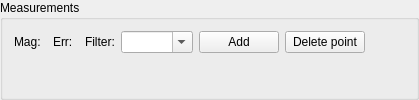
Above: nightscribe/gui/ui/visit_measurements.ui from irydeo/nightscribe before the change. Below: the same form after it.
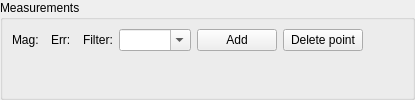
That is the form after the change.

```diff
--- a/nightscribe/gui/ui/visit_measurements.ui
+++ b/nightscribe/gui/ui/visit_measurements.ui
@@ -9,7 +9,7 @@
  <class>VisitWindow</class>
  <widget class="QGroupBox" name="grp_meas">
   <property name="title"><string>Measurements</string></property>
-  <layout class="QVBoxLayout" name="vbox_meas">
+  <layout class="QVBoxLayout" name="vbox_meas"><property name="leftMargin"><number>9</number></property><property name="topMargin"><number>9</number></property><property name="rightMargin"><number>9</number></property><property name="bottomMargin"><number>9</number></property>
    <item>
     <layout class="QHBoxLayout" name="row_meas">
      <item><widget class="QLabel" name="lbl_meas_mag"><property name="text"><string>Mag:</string></property></widget></item>
```
